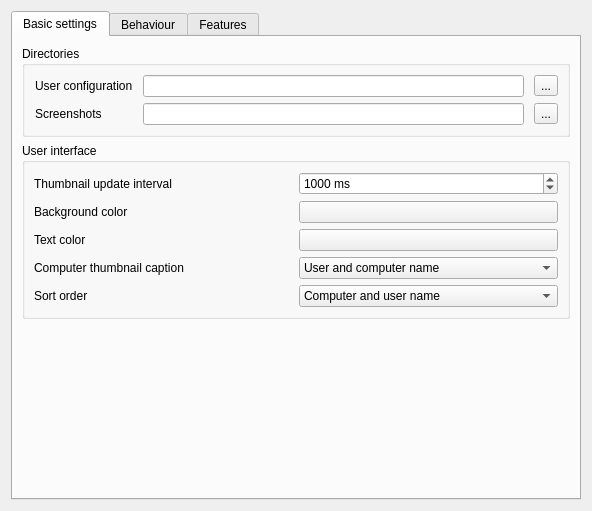
This is configurator/src/MasterConfigurationPage.ui in veyon/veyon as Qt 5 draws it before an edit. The edited form follows.
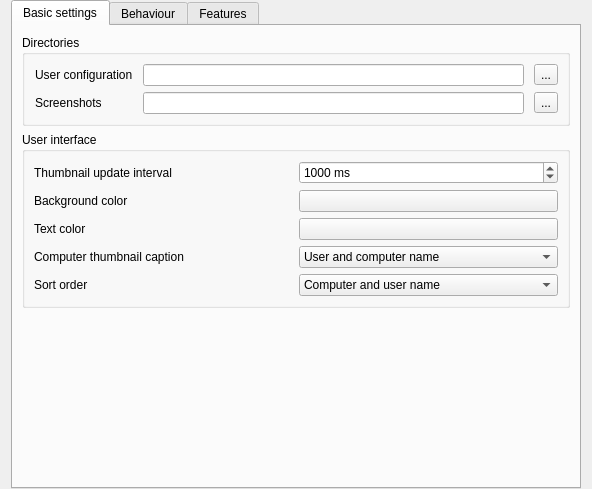
This is the edited form. Icons and pictures are not drawn.

Commit message: Configurator: fix layout margins in master config page

```diff
--- a/configurator/src/MasterConfigurationPage.ui
+++ b/configurator/src/MasterConfigurationPage.ui
@@ -6,6 +6,12 @@
    <string notr="true">Form</string>
   </property>
   <layout class="QVBoxLayout" name="verticalLayout_6">
+   <property name="topMargin">
+    <number>0</number>
+   </property>
+   <property name="bottomMargin">
+    <number>0</number>
+   </property>
    <item>
     <widget class="QTabWidget" name="tabWidget">
      <property name="currentIndex">
```
Left out of the diff: 3 changed lines with no effect on the pictures.
